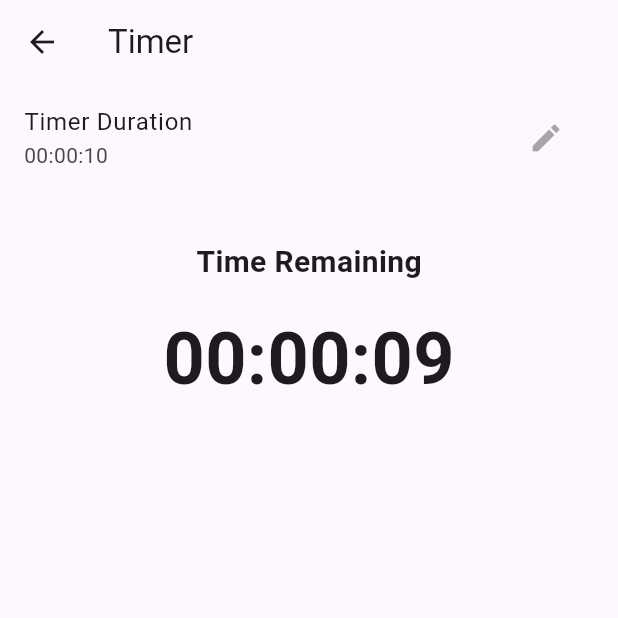
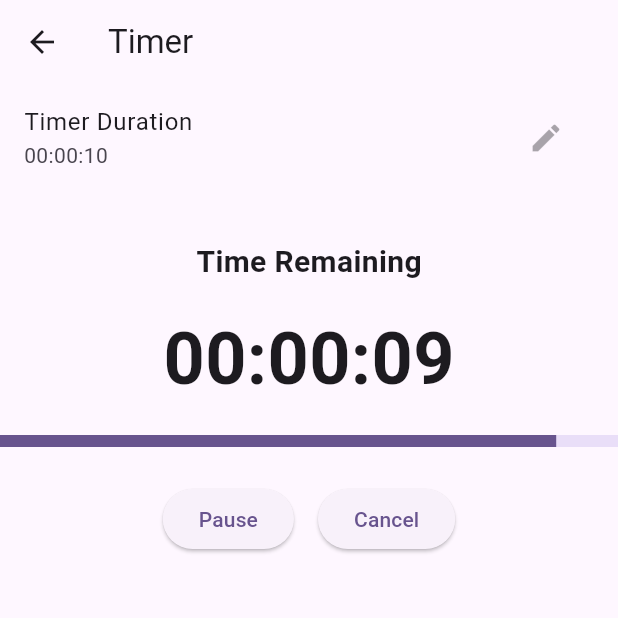
Before and after one commit to RSSerna/za_warudo, a Flutter app: the TimerPage screen opened directly, after a tap on "Start Timer", on a phone screen of 412 x 824 dp, the top half of it. Run offline on Flutter 3.47's test engine with Material 3 defaults, Android fonts, the phone set to English and light mode, and no system bars; our stand-ins replace audioplayers, vibration; missing offline and left inert: torch_light.

Commit message:
Adding Pause FEature to Timer

```diff
--- a/lib/timer_page.dart
+++ b/lib/timer_page.dart
@@ -14,16 +14,26 @@ class _TimerPageState extends State<TimerPage> {
   bool vibration = false;
   bool colorFlash = false;
   bool flashlight = false;
-  Duration timerDuration = const Duration(seconds: 10);
   bool isRunning = false;
   bool manualStop = false;
+  bool isPaused = false;
+  Duration timerDuration = const Duration(seconds: 10);
 
   Duration remaining = Duration.zero;
   void startTimer() {
+    if (timerDuration.inSeconds == 0) {
+      ScaffoldMessenger.of(context).showSnackBar(
+        const SnackBar(content: Text('Please select a non-zero duration.')),
+      );
+      return;
+    }
     setState(() {
       isRunning = true;
+      isPaused = false;
       remaining = timerDuration;
     });
+    // Feedback: vibrate or play sound
+    TriggerService.vibrateDevice(repeat: false);
     _tick();
   }
 
@@ -45,9 +55,11 @@ class _TimerPageState extends State<TimerPage> {
     }
     Future.delayed(const Duration(seconds: 1), () {
       if (!isRunning) return;
-      setState(() {
-        remaining = remaining - const Duration(seconds: 1);
-      });
+      if (!isPaused) {
+        setState(() {
+          remaining = remaining - const Duration(seconds: 1);
+        });
+      }
       _tick();
     });
   }
@@ -66,6 +78,32 @@ class _TimerPageState extends State<TimerPage> {
         ],
       ),
     );
+  }
+
+  void pauseTimer() {
+    setState(() {
+      isPaused = true;
+    });
+    // Feedback: vibrate or play sound
+    TriggerService.vibrateDevice(repeat: false);
+  }
+
+  void resumeTimer() {
+    setState(() {
+      isPaused = false;
+    });
+    // Feedback: vibrate or play sound
+    TriggerService.vibrateDevice(repeat: false);
+  }
+
+  void cancelTimer() {
+    setState(() {
+      isRunning = false;
+      isPaused = false;
+      remaining = timerDuration;
+    });
+    // Feedback: vibrate or play sound
+    TriggerService.vibrateDevice(repeat: false);
   }
 
   @override
@@ -135,6 +173,34 @@ class _TimerPageState extends State<TimerPage> {
               _formatDuration(remaining),
               style: const TextStyle(fontSize: 48, fontWeight: FontWeight.bold),
             ),
+            const SizedBox(height: 16),
+            LinearProgressIndicator(
+              value: timerDuration.inSeconds > 0
+                  ? remaining.inSeconds / timerDuration.inSeconds
+                  : 0,
+              minHeight: 8,
+            ),
+            const SizedBox(height: 24),
+            Row(
+              mainAxisAlignment: MainAxisAlignment.center,
+              children: [
+                if (!isPaused)
+                  ElevatedButton(
+                    onPressed: pauseTimer,
+                    child: const Text('Pause'),
+                  ),
+                if (isPaused)
+                  ElevatedButton(
+                    onPressed: resumeTimer,
+                    child: const Text('Resume'),
+                  ),
+                const SizedBox(width: 16),
+                ElevatedButton(
+                  onPressed: cancelTimer,
+                  child: const Text('Cancel'),
+                ),
+              ],
+            ),
           ],
         ],
       ),
```
